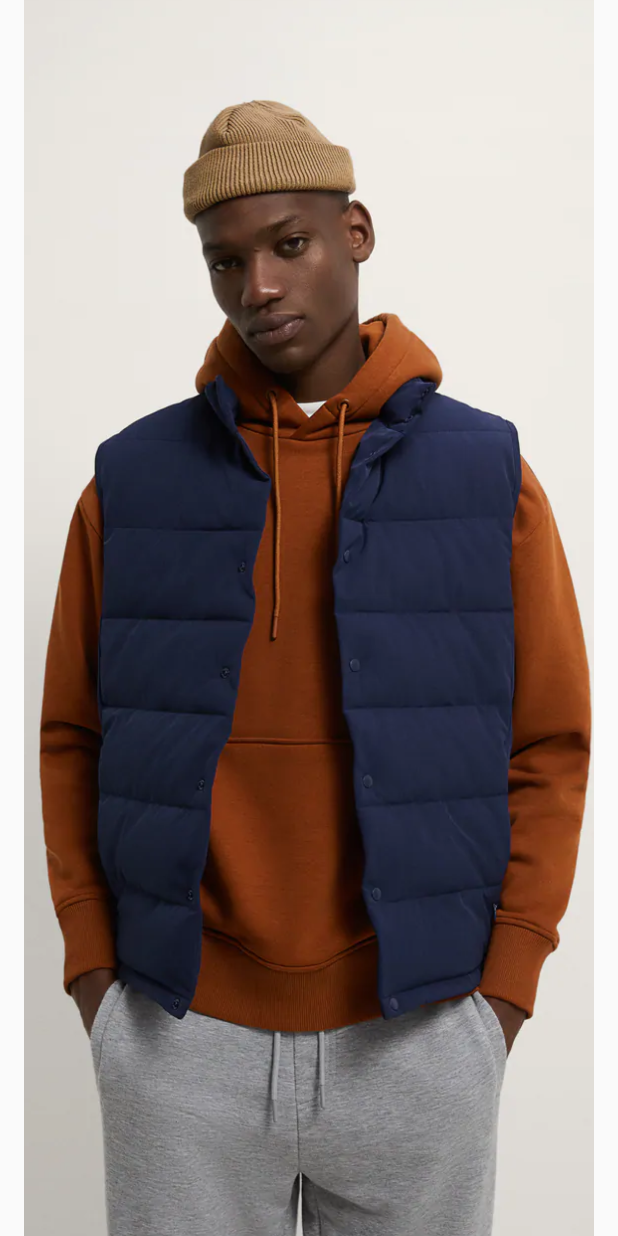
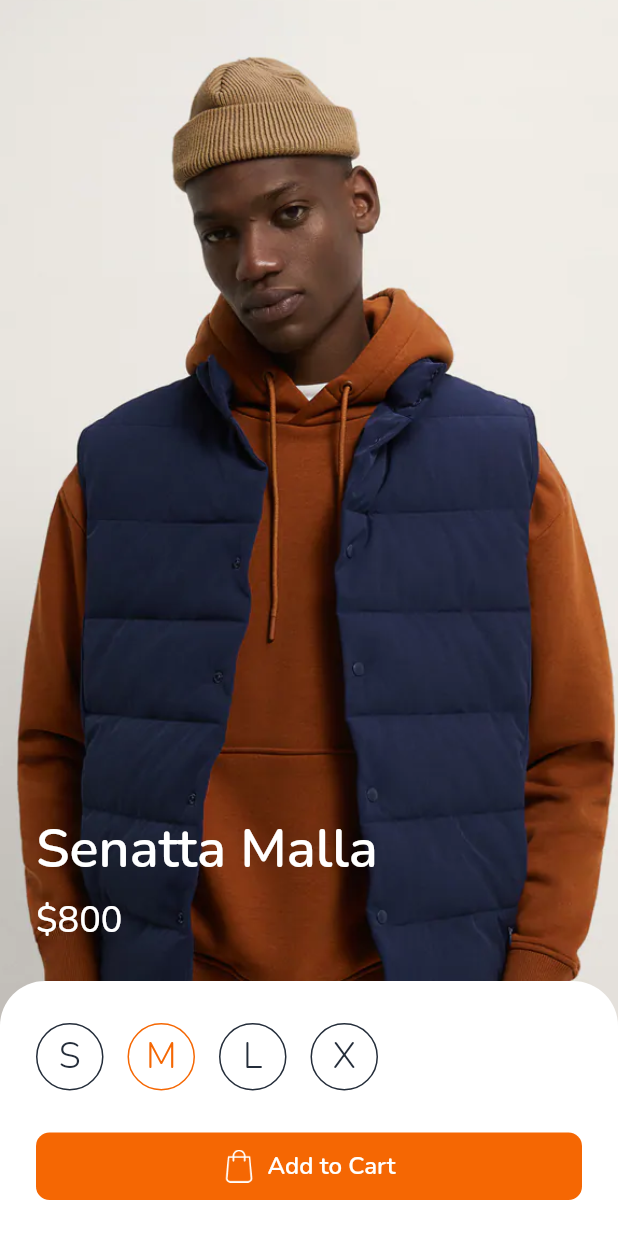
Before and after one commit to Syahro/cantika, a Flutter app: the DetailPage screen opened directly, on a phone screen of 412 x 824 dp. Run offline on Flutter 3.47's test engine with Material 2 defaults, Android fonts, the phone set to English and light mode, and no system bars; our stand-ins replace google_fonts.

Commit message:
done modified detailPage and add some assets or support

```diff
--- a/lib/page/detail_page.dart
+++ b/lib/page/detail_page.dart
@@ -1,3 +1,5 @@
+import 'package:cantika/theme.dart';
+import 'package:cantika/widget/size_info.dart';
 import 'package:flutter/material.dart';
 
 class DetailPage extends StatelessWidget {
@@ -11,6 +13,129 @@ class DetailPage extends StatelessWidget {
               'assets/men_detail.png',
               width: double.infinity,
               height: double.infinity,
+              fit: BoxFit.cover,
+            ),
+            Column(
+              crossAxisAlignment: CrossAxisAlignment.start,
+              mainAxisAlignment: MainAxisAlignment.end,
+              children: [
+                Padding(
+                  padding: EdgeInsets.symmetric(
+                    horizontal: defaultMargin,
+                  ),
+                  child: Column(
+                    crossAxisAlignment: CrossAxisAlignment.start,
+                    children: [
+                      Text(
+                        'Senatta Malla',
+                        style: semiBoldTextStyle.copyWith(
+                          fontSize: 36,
+                          color: whiteColor,
+                        ),
+                      ),
+                      SizedBox(
+                        height: 6,
+                      ),
+                      Text(
+                        '\$800',
+                        style: regularTextStyle.copyWith(
+                          fontSize: 24,
+                          color: whiteColor,
+                        ),
+                      ),
+                      SizedBox(
+                        height: 24,
+                      ),
+                    ],
+                  ),
+                ),
+                Container(
+                  height: 170,
+                  width: double.infinity,
+                  decoration: BoxDecoration(
+                    color: whiteColor,
+                    borderRadius: BorderRadius.only(
+                      topLeft: Radius.circular(30),
+                      topRight: Radius.circular(30),
+                    ),
+                  ),
+                  child: Padding(
+                    padding: EdgeInsets.symmetric(
+                      horizontal: defaultMargin,
+                    ),
+                    child: Column(
+                      children: [
+                        SizedBox(
+                          height: 28,
+                        ),
+                        Row(
+                          children: [
+                            SizeInfo(
+                              sizeInfo: 'S',
+                              isActive: false,
+                            ),
+                            SizedBox(
+                              width: 16,
+                            ),
+                            SizeInfo(
+                              sizeInfo: 'M',
+                              isActive: true,
+                            ),
+                            SizedBox(
+                              width: 16,
+                            ),
+                            SizeInfo(
+                              sizeInfo: 'L',
+                              isActive: false,
+                            ),
+                            SizedBox(
+                              width: 16,
+                            ),
+                            SizeInfo(
+                              sizeInfo: 'X',
+                              isActive: false,
+                            ),
+                          ],
+                        ),
+                        SizedBox(
+                          height: 28,
+                        ),
+                        Container(
+                          height: 45,
+                          width: MediaQuery.of(context).size.width -
+                              (2 * defaultMargin),
+                          decoration: BoxDecoration(
+                            color: orangeColor,
+                            borderRadius: BorderRadius.circular(9),
+                          ),
+                          child: Row(
+                            mainAxisAlignment: MainAxisAlignment.center,
+                            crossAxisAlignment: CrossAxisAlignment.center,
+                            children: [
+                              Image.asset(
+                                'assets/bag1.png',
+                                width: 22,
+                                height: 22,
+                                color: whiteColor,
+                              ),
+                              SizedBox(
+                                width: 8,
+                              ),
+                              Text(
+                                'Add to Cart',
+                                style: semiBoldTextStyle.copyWith(
+                                  fontSize: 16,
+                                  color: whiteColor,
+                                ),
+                              ),
+                            ],
+                          ),
+                        )
+                      ],
+                    ),
+                  ),
+                ),
+              ],
             ),
           ],
         ),
--- a/lib/widget/bag_like_info.dart
+++ b/lib/widget/bag_like_info.dart
@@ -1,3 +1,4 @@
+import 'package:cantika/page/detail_page.dart';
 import 'package:cantika/theme.dart';
 import 'package:flutter/material.dart';
 
@@ -19,7 +20,18 @@ class BagLikeInfo extends StatelessWidget {
       child: Row(
         mainAxisAlignment: MainAxisAlignment.center,
         children: [
-          Container(
+          InkWell(
+            onTap: () {
+              Navigator.push(
+                context,
+                MaterialPageRoute(
+                  builder: (context) {
+                    return DetailPage();
+                  },
+                ),
+              );
+            },
+            child: Container(
               height: 28,
               width: 28,
               decoration: BoxDecoration(
@@ -31,6 +43,7 @@ class BagLikeInfo extends StatelessWidget {
                   Icons.shopping_bag_outlined,
                   color: isBag ? whiteColor : blackColor,
                   size: 15,
+                ),
               ),
             ),
           ),
--- /dev/null
+++ b/lib/widget/size_info.dart
@@ -0,0 +1,35 @@
+import 'package:cantika/theme.dart';
+import 'package:flutter/material.dart';
+
+class SizeInfo extends StatelessWidget {
+  final String sizeInfo;
+  final bool isActive;
+
+  SizeInfo({
+    this.sizeInfo,
+    this.isActive,
+  });
+  @override
+  Widget build(BuildContext context) {
+    return Container(
+      height: 45,
+      width: 45,
+      decoration: BoxDecoration(
+        color: whiteColor,
+        borderRadius: BorderRadius.circular(22.5),
+        border: Border.all(
+          color: isActive ? orangeColor : semiBlackColor,
+        ),
+      ),
+      child: Center(
+        child: Text(
+          sizeInfo,
+          style: lightTextStyle.copyWith(
+            fontSize: 24,
+            color: isActive ? orangeColor : semiBlackColor,
+          ),
+        ),
+      ),
+    );
+  }
+}
```
Lines whose indentation alone changed are shown as unchanged.
